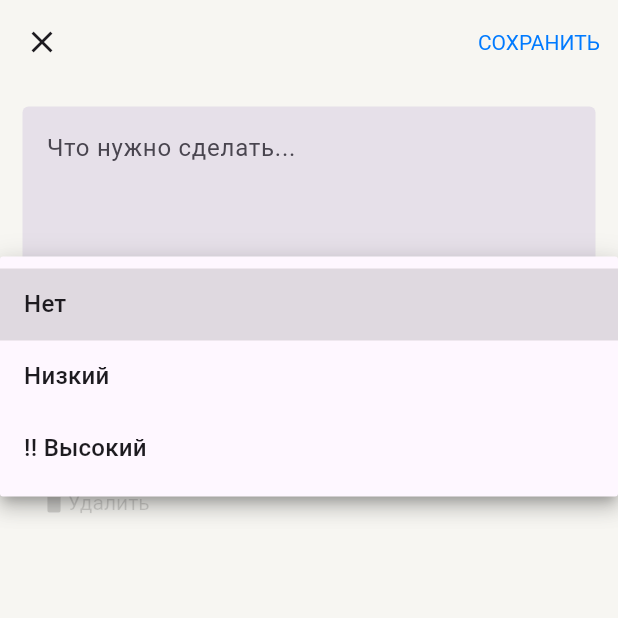
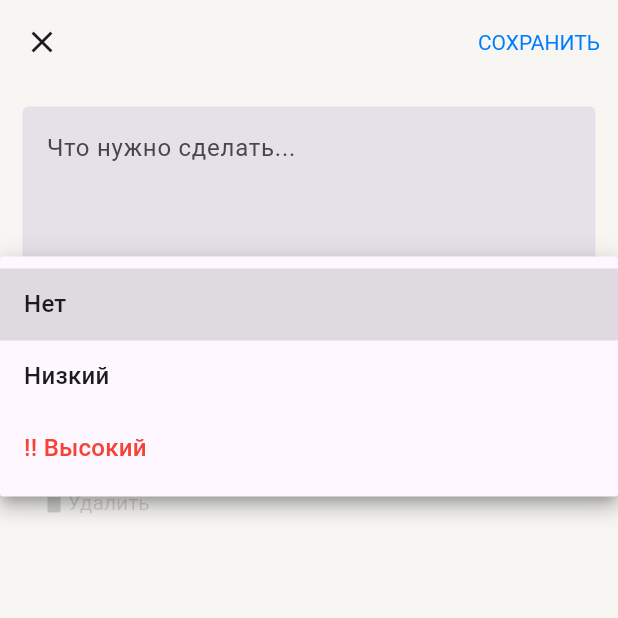
Before and after one commit to Bachar-official/todolist_flutter, a Flutter app: the ItemScreen screen opened by its route, after a tap on "Нет", on a phone screen of 412 x 824 dp, the top half of it. Run offline on Flutter 3.47's test engine with Material 3 defaults, Android fonts, the phone set to English and light mode, and no system bars; our stand-ins replace flutter_riverpod, logger, riverpod.

Commit message:
readable text and kinda stuff

```diff
--- a/lib/components/until_picker.dart
+++ b/lib/components/until_picker.dart
@@ -1,4 +1,6 @@
 import 'package:flutter/material.dart';
+import 'package:todolist_flutter/constants/palette.dart';
+import 'package:todolist_flutter/utils/readable_date.dart';
 
 class UntilPicker extends StatelessWidget {
   final DateTime? doUntil;
@@ -7,6 +9,7 @@ class UntilPicker extends StatelessWidget {
 
   @override
   Widget build(BuildContext context) {
+    var brightness = Theme.of(context).brightness;
     Future<DateTime?> onChangeDate() => showDatePicker(
           context: context,
           firstDate: DateTime.now(),
@@ -21,6 +24,7 @@ class UntilPicker extends StatelessWidget {
       },
       child: Column(
         mainAxisSize: MainAxisSize.min,
+        crossAxisAlignment: CrossAxisAlignment.start,
         children: [
           Row(
             mainAxisAlignment: MainAxisAlignment.spaceBetween,
@@ -41,7 +45,11 @@ class UntilPicker extends StatelessWidget {
           Visibility(
             visible: doUntil != null,
             child: Text(
-              doUntil.toString(),
+              getReadableDate(doUntil),
+              style: TextStyle(
+                  color: brightness == Brightness.dark
+                      ? DarkPalette.blue
+                      : LightPalette.blue),
             ),
           ),
         ],
--- a/lib/constants/themes.dart
+++ b/lib/constants/themes.dart
@@ -45,6 +45,11 @@ ThemeData lightTheme = ThemeData(
   datePickerTheme: const DatePickerThemeData(
     headerBackgroundColor: LightPalette.blue,
     surfaceTintColor: LightPalette.blue,
+    todayForegroundColor: WidgetStatePropertyAll(LightPalette.blue),
+    rangeSelectionBackgroundColor: LightPalette.blue,
+    rangeSelectionOverlayColor: WidgetStatePropertyAll(LightPalette.blue),
+    rangePickerBackgroundColor: LightPalette.blue,
+    dayOverlayColor: WidgetStatePropertyAll(LightPalette.blue),
   ),
 );
 
@@ -94,6 +99,7 @@ ThemeData darkTheme = ThemeData(
     todayForegroundColor: WidgetStatePropertyAll(DarkPalette.blue),
     rangeSelectionBackgroundColor: DarkPalette.blue,
     rangeSelectionOverlayColor: WidgetStatePropertyAll(DarkPalette.blue),
+    rangePickerBackgroundColor: DarkPalette.blue,
     dayOverlayColor: WidgetStatePropertyAll(DarkPalette.blue),
   ),
 );
--- a/lib/entity/importance.dart
+++ b/lib/entity/importance.dart
@@ -1,3 +1,5 @@
+import 'package:flutter/material.dart';
+
 enum Importance {
   none,
   low,
@@ -14,4 +16,35 @@ enum Importance {
         return 'Нет';
     }
   }
+
+  DropdownMenuItem<Importance> getDropdownItem() {
+    var name = getImportanceName();
+    switch (this) {
+      case Importance.low:
+        return DropdownMenuItem(value: this, child: Text(name));
+      case Importance.high:
+        return DropdownMenuItem(
+          value: this,
+          child: Text(
+            name,
+            style: const TextStyle(color: Colors.red),
+          ),
+        );
+      case Importance.none:
+      default:
+        return DropdownMenuItem(value: this, child: Text(name));
+    }
+  }
+
+  Widget getIcon() {
+    switch (this) {
+      case Importance.low:
+        return const Icon(Icons.arrow_downward);
+      case Importance.high:
+        return const Text('!!', style: TextStyle(color: Colors.red));
+      case Importance.none:
+      default:
+        return const SizedBox.shrink();
+    }
+  }
 }
--- a/lib/feature/item/item_screen.dart
+++ b/lib/feature/item/item_screen.dart
@@ -64,10 +64,7 @@ class ItemScreen extends ConsumerWidget {
                       border: InputBorder.none,
                     ),
                     items: Importance.values
-                        .map((el) => DropdownMenuItem(
-                              value: el,
-                              child: Text(el.getImportanceName()),
-                            ))
+                        .map((el) => el.getDropdownItem())
                         .toList(),
                     onChanged: manager.setImportance),
                 divider,
--- a/lib/repository/todo_repo.dart
+++ b/lib/repository/todo_repo.dart
@@ -16,10 +16,10 @@ class TodoRepo {
   }
 
   void editTodo(Todo todo) {
+    todo = todo.copyWith(isCompleted: false);
     int index = todos.indexWhere((t) => t.uuid == todo.uuid);
     todos[index] = todo;
     logger.i('Edited item number $index');
-    print(todos);
   }
 
   void checkTodo(String uuid) {
```
Also changed, not shown: lib/components/todo_card.dart (+11 -5 lines).
